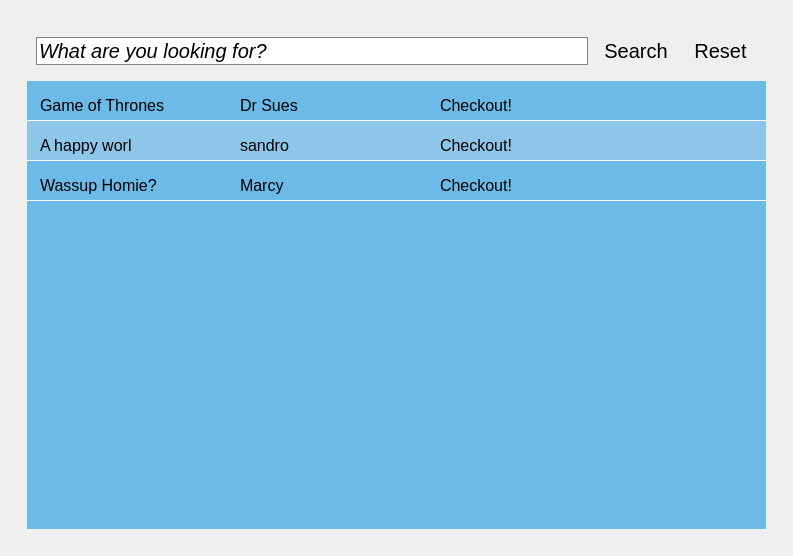
Before: the Qt Designer form checkout.ui in sbadame/checkout, drawn with Qt 5.
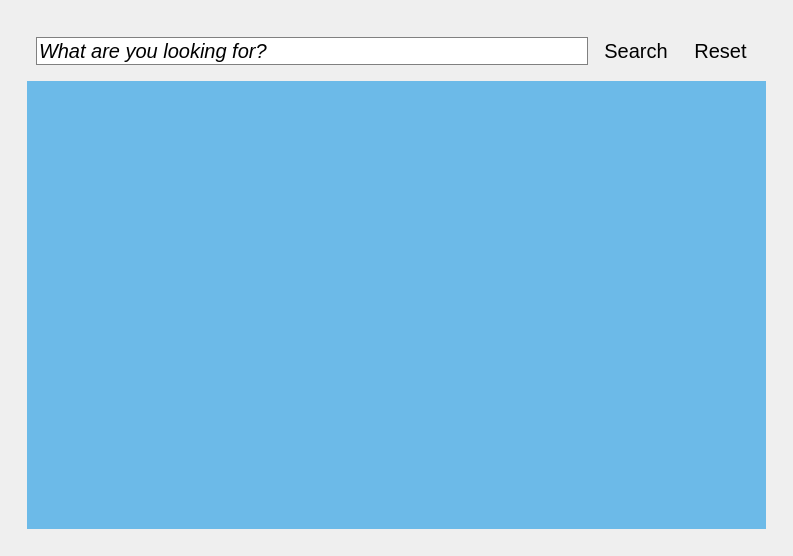
After: the same form once the commit is applied.

Diff of the .ui file:
```diff
--- a/checkout.ui
+++ b/checkout.ui
@@ -53,7 +53,7 @@
 }
 
 QTableWidget::item {
-  padding: 10px 0px 10px 10px;
+ /*  padding: 10px 0px 10px 10px; */
   margin: 10px 0px 0px 0px;
   border-bottom: 0.5px solid white;
 }
@@ -165,21 +165,6 @@
              <attribute name="verticalHeaderStretchLastSection">
               <bool>false</bool>
              </attribute>
-             <row>
-              <property name="text">
-               <string>a</string>
-              </property>
-             </row>
-             <row>
-              <property name="text">
-               <string>c</string>
-              </property>
-             </row>
-             <row>
-              <property name="text">
-               <string>b</string>
-              </property>
-             </row>
              <column>
               <property name="text">
                <string>Title</string>
@@ -195,51 +180,6 @@
                <string>Checked In/Out</string>
               </property>
              </column>
-             <item row="0" column="0">
-              <property name="text">
-               <string>Game of Thrones</string>
-              </property>
-             </item>
-             <item row="0" column="1">
-              <property name="text">
-               <string>Dr Sues</string>
-              </property>
-             </item>
-             <item row="0" column="2">
-              <property name="text">
-               <string>Checkout!</string>
-              </property>
-             </item>
-             <item row="1" column="0">
-              <property name="text">
-               <string>A happy worl</string>
-              </property>
-             </item>
-             <item row="1" column="1">
-              <property name="text">
-               <string>sandro</string>
-              </property>
-             </item>
-             <item row="1" column="2">
-              <property name="text">
-               <string>Checkout!</string>
-              </property>
-             </item>
-             <item row="2" column="0">
-              <property name="text">
-               <string>Wassup Homie?</string>
-              </property>
-             </item>
-             <item row="2" column="1">
-              <property name="text">
-               <string>Marcy</string>
-              </property>
-             </item>
-             <item row="2" column="2">
-              <property name="text">
-               <string>Checkout!</string>
-              </property>
-             </item>
             </widget>
            </item>
           </layout>
```
